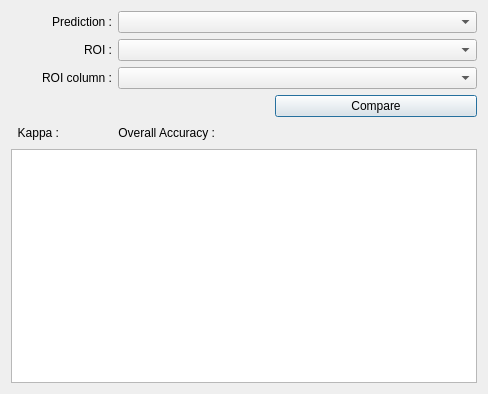
Before: the Qt Designer form ui/confusion_dock.ui in nkarasiak/dzetsaka, drawn with Qt 5.
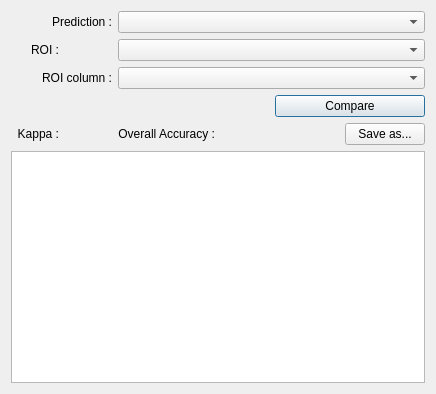
After: the same form once the commit is applied. Custom widgets are drawn as their Qt base class.

Patch:
```diff
--- a/ui/confusion_dock.ui
+++ b/ui/confusion_dock.ui
@@ -6,7 +6,7 @@
    <rect>
     <x>0</x>
     <y>0</y>
-    <width>488</width>
+    <width>432</width>
     <height>394</height>
    </rect>
   </property>
@@ -24,7 +24,7 @@
      </property>
     </widget>
    </item>
-   <item row="0" column="2" colspan="3">
+   <item row="0" column="2" colspan="4">
     <widget class="QgsMapLayerComboBox" name="inRaster">
      <property name="minimumSize">
       <size>
@@ -43,7 +43,17 @@
      </property>
     </widget>
    </item>
-   <item row="1" column="2" colspan="3">
+   <item row="1" column="0">
+    <widget class="QLabel" name="label_4">
+     <property name="text">
+      <string>ROI :</string>
+     </property>
+     <property name="alignment">
+      <set>Qt::AlignRight|Qt::AlignTrailing|Qt::AlignVCenter</set>
+     </property>
+    </widget>
+   </item>
+   <item row="1" column="2" colspan="4">
     <widget class="QgsMapLayerComboBox" name="inShape">
      <property name="minimumSize">
       <size>
@@ -72,7 +82,7 @@
      </property>
     </widget>
    </item>
-   <item row="2" column="2" colspan="3">
+   <item row="2" column="2" colspan="4">
     <widget class="QComboBox" name="inField">
      <property name="minimumSize">
       <size>
@@ -104,7 +114,7 @@
      </property>
     </spacer>
    </item>
-   <item row="3" column="4">
+   <item row="3" column="4" colspan="2">
     <widget class="QPushButton" name="compare">
      <property name="minimumSize">
       <size>
@@ -184,7 +194,14 @@
      </property>
     </spacer>
    </item>
-   <item row="5" column="0" colspan="5">
+   <item row="4" column="5">
+    <widget class="QPushButton" name="saveas">
+     <property name="text">
+      <string>Save as...</string>
+     </property>
+    </widget>
+   </item>
+   <item row="5" column="0" colspan="6">
     <widget class="QTableView" name="confusionTable">
      <property name="font">
       <font>
@@ -199,16 +216,6 @@
      </property>
     </widget>
    </item>
-   <item row="1" column="0" colspan="2">
-    <widget class="QLabel" name="label_4">
-     <property name="text">
-      <string>ROI :</string>
-     </property>
-     <property name="alignment">
-      <set>Qt::AlignRight|Qt::AlignTrailing|Qt::AlignVCenter</set>
-     </property>
-    </widget>
-   </item>
   </layout>
  </widget>
  <customwidgets>
```
